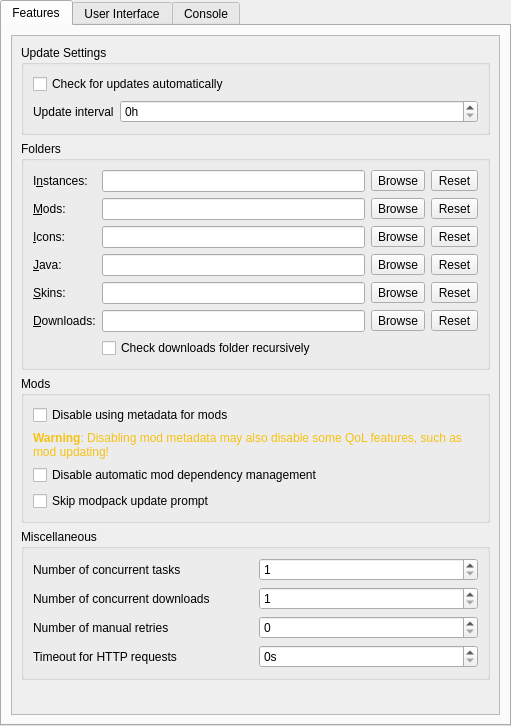
Old version of the form launcher/ui/pages/global/LauncherPage.ui in the repository kthchew/PrismLauncher.
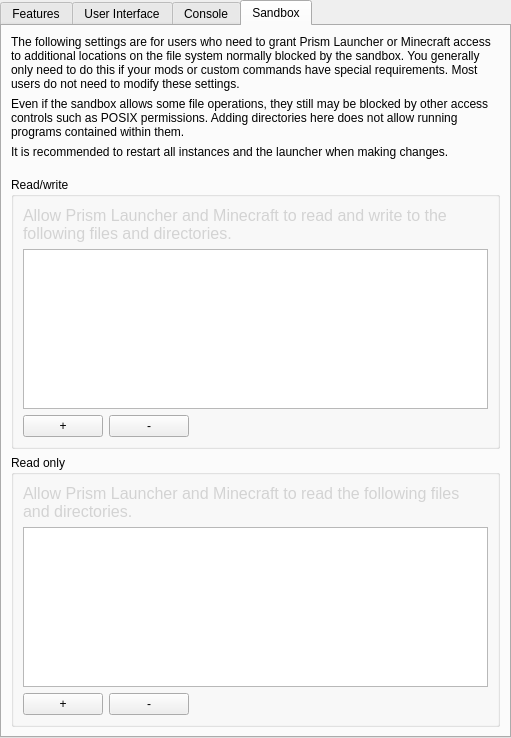
New version of the form. The open tabs and pages were chosen to show the change. Custom widgets are drawn as their Qt base class.

Commit message: Allow user to select sandbox exceptions in settings

What changed in the file:
```diff
--- a/launcher/ui/pages/global/LauncherPage.ui
+++ b/launcher/ui/pages/global/LauncherPage.ui
@@ -695,6 +695,230 @@
        </item>
       </layout>
      </widget>
+     <widget class="QWidget" name="macSandboxTab">
+      <attribute name="title">
+       <string>Sandbox</string>
+      </attribute>
+      <layout class="QVBoxLayout" name="verticalLayout_13">
+       <property name="spacing">
+        <number>-1</number>
+       </property>
+       <item>
+        <widget class="QLabel" name="infoLabel1">
+         <property name="sizePolicy">
+          <sizepolicy hsizetype="Expanding" vsizetype="Minimum">
+           <horstretch>0</horstretch>
+           <verstretch>0</verstretch>
+          </sizepolicy>
+         </property>
+         <property name="text">
+          <string>The following settings are for users who need to grant Prism Launcher or Minecraft access to additional locations on the file system normally blocked by the sandbox. You generally only need to do this if your mods or custom commands have special requirements. Most users do not need to modify these settings.</string>
+         </property>
+         <property name="scaledContents">
+          <bool>false</bool>
+         </property>
+         <property name="wordWrap">
+          <bool>true</bool>
+         </property>
+        </widget>
+       </item>
+       <item>
+        <widget class="QLabel" name="infoLabel2">
+         <property name="sizePolicy">
+          <sizepolicy hsizetype="Expanding" vsizetype="Minimum">
+           <horstretch>0</horstretch>
+           <verstretch>0</verstretch>
+          </sizepolicy>
+         </property>
+         <property name="text">
+          <string>Even if the sandbox allows some file operations, they still may be blocked by other access controls such as POSIX permissions. Adding directories here does not allow running programs contained within them.</string>
+         </property>
+         <property name="scaledContents">
+          <bool>false</bool>
+         </property>
+         <property name="wordWrap">
+          <bool>true</bool>
+         </property>
+        </widget>
+       </item>
+       <item>
+        <widget class="QLabel" name="label">
+         <property name="text">
+          <string>It is recommended to restart all instances and the launcher when making changes.</string>
+         </property>
+         <property name="wordWrap">
+          <bool>true</bool>
+         </property>
+        </widget>
+       </item>
+       <item>
+        <spacer name="verticalSpacer_macSandboxTabMiddle">
+         <property name="orientation">
+          <enum>Qt::Orientation::Vertical</enum>
+         </property>
+         <property name="sizeType">
+          <enum>QSizePolicy::Policy::Fixed</enum>
+         </property>
+         <property name="sizeHint" stdset="0">
+          <size>
+           <width>0</width>
+           <height>12</height>
+          </size>
+         </property>
+        </spacer>
+       </item>
+       <item>
+        <widget class="QGroupBox" name="readWriteGroupBox">
+         <property name="sizePolicy">
+          <sizepolicy hsizetype="Preferred" vsizetype="Preferred">
+           <horstretch>0</horstretch>
+           <verstretch>0</verstretch>
+          </sizepolicy>
+         </property>
+         <property name="title">
+          <string>Read/write</string>
+         </property>
+         <layout class="QVBoxLayout" name="verticalLayout_14">
+          <item>
+           <widget class="QLabel" name="readWriteInfoLabel">
+            <property name="sizePolicy">
+             <sizepolicy hsizetype="Expanding" vsizetype="Minimum">
+              <horstretch>0</horstretch>
+              <verstretch>0</verstretch>
+             </sizepolicy>
+            </property>
+            <property name="text">
+             <string>&lt;html&gt;&lt;head/&gt;&lt;body&gt;&lt;p&gt;&lt;span style=&quot; font-size:12pt; color:lightgray;&quot;&gt;Allow Prism Launcher and Minecraft to read and write to the following files and directories.&lt;/span&gt;&lt;/p&gt;&lt;/body&gt;&lt;/html&gt;</string>
+            </property>
+            <property name="wordWrap">
+             <bool>true</bool>
+            </property>
+           </widget>
+          </item>
+          <item>
+           <widget class="QListWidget" name="readWriteList">
+            <property name="sizePolicy">
+             <sizepolicy hsizetype="Expanding" vsizetype="Expanding">
+              <horstretch>0</horstretch>
+              <verstretch>0</verstretch>
+             </sizepolicy>
+            </property>
+           </widget>
+          </item>
+          <item>
+           <layout class="QHBoxLayout" name="horizontalLayout">
+            <item>
+             <widget class="QPushButton" name="readWriteAddBtn">
+              <property name="text">
+               <string>+</string>
+              </property>
+             </widget>
+            </item>
+            <item>
+             <widget class="QPushButton" name="readWriteRemoveBtn">
+              <property name="text">
+               <string>-</string>
+              </property>
+             </widget>
+            </item>
+            <item>
+             <spacer name="horizontalSpacer_2">
+              <property name="orientation">
+               <enum>Qt::Orientation::Horizontal</enum>
+              </property>
+              <property name="sizeHint" stdset="0">
+               <size>
+                <width>0</width>
+                <height>0</height>
+               </size>
+              </property>
+             </spacer>
+            </item>
+           </layout>
+          </item>
+         </layout>
+        </widget>
+       </item>
+       <item>
+        <widget class="QGroupBox" name="readOnlyGroupBox">
+         <property name="sizePolicy">
+          <sizepolicy hsizetype="Preferred" vsizetype="Preferred">
+           <horstretch>0</horstretch>
+           <verstretch>0</verstretch>
+          </sizepolicy>
+         </property>
+         <property name="title">
+          <string>Read only</string>
+         </property>
+         <layout class="QVBoxLayout" name="verticalLayout_15">
+          <item>
+           <widget class="QLabel" name="readOnlyInfoLabel">
+            <property name="sizePolicy">
+             <sizepolicy hsizetype="Expanding" vsizetype="Minimum">
+              <horstretch>0</horstretch>
+              <verstretch>0</verstretch>
+             </sizepolicy>
+            </property>
+            <property name="text">
+             <string>&lt;html&gt;&lt;head/&gt;&lt;body&gt;&lt;p&gt;&lt;span style=&quot; font-size:12pt; color:lightgray;&quot;&gt;Allow Prism Launcher and Minecraft to read the following files and directories.&lt;/span&gt;&lt;/p&gt;&lt;/body&gt;&lt;/html&gt;</string>
+            </property>
+            <property name="wordWrap">
+             <bool>true</bool>
+            </property>
+           </widget>
+          </item>
+          <item>
+           <widget class="QListWidget" name="readOnlyList"/>
+          </item>
+          <item>
+           <layout class="QHBoxLayout" name="horizontalLayout_2">
+            <item>
+             <widget class="QPushButton" name="readOnlyAddBtn">
+              <property name="text">
+               <string>+</string>
+              </property>
+             </widget>
+            </item>
+            <item>
+             <widget class="QPushButton" name="readOnlyRemoveBtn">
+              <property name="text">
+               <string>-</string>
+              </property>
+             </widget>
+            </item>
+            <item>
+             <spacer name="horizontalSpacer_3">
+              <property name="orientation">
+               <enum>Qt::Orientation::Horizontal</enum>
+              </property>
+              <property name="sizeHint" stdset="0">
+               <size>
+                <width>0</width>
+                <height>0</height>
+               </size>
+              </property>
+             </spacer>
+            </item>
+           </layout>
+          </item>
+         </layout>
+        </widget>
+       </item>
+       <item>
+        <spacer name="verticalSpacer_macSandboxTab">
+         <property name="orientation">
+          <enum>Qt::Orientation::Vertical</enum>
+         </property>
+         <property name="sizeHint" stdset="0">
+          <size>
+           <width>0</width>
+           <height>0</height>
+          </size>
+         </property>
+        </spacer>
+       </item>
+      </layout>
+     </widget>
     </widget>
    </item>
   </layout>
```
Left out of the diff: 20 changed lines with no effect on the pictures. The commit also changes 9 other files.
